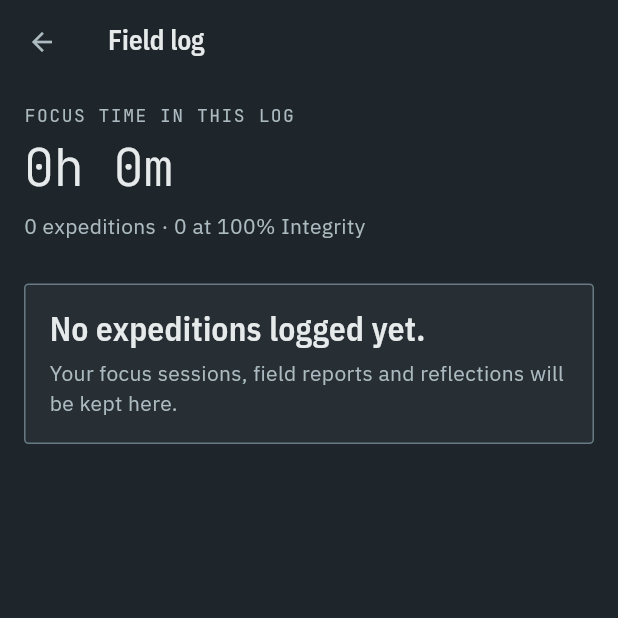
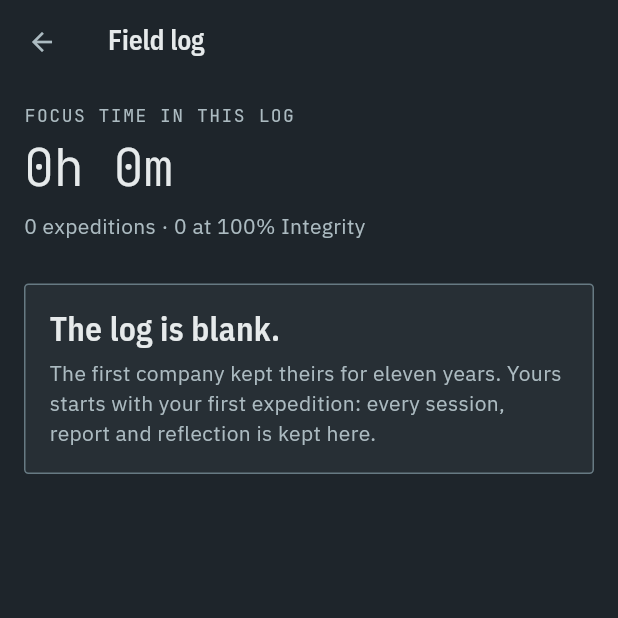
Before and after one commit to beardednotary/telos, a Flutter app: the LogScreen screen opened directly, on a phone screen of 412 x 824 dp, the top half of it. Run offline on Flutter 3.47's test engine with Material 3 defaults, Android fonts, the phone set to English and light mode, and no system bars; our stand-ins replace flutter_local_notifications, package_info_plus, share_plus, shared_preferences, timezone; missing offline and left inert: quick_actions; accounts and stored records are empty.

Commit message:
Give the empty and error states a voice
- The empty field log ties into the first company's story.
- The empty contract board says why it's empty and when orders come.
- A run with no gear reads "Nothing worth carrying back this time."
- A failed dispatch says the squad is still at camp and nothing is lost.

Golden previews regenerated, including the debrief "is wearing it" line
from the previous change.

Co-Authored-By: Claude Opus 5.5 <noreply@anthropic.com>
Claude-Session: https://claude.ai/code/session_0155iTaZ4e42Y8y47gvzwXrB

```diff
--- a/lib/screens/debrief_screen.dart
+++ b/lib/screens/debrief_screen.dart
@@ -566,7 +566,7 @@ class _DebriefScreenState extends State<DebriefScreen>
             credits: r.credits, alloy: r.alloy, intel: r.intel, gains: true),
         if (!r.scraps && r.loot.isEmpty) ...[
           const SizedBox(height: 12),
-          Text('No equipment found this time.', style: T.secondary),
+          Text('Nothing worth carrying back this time.', style: T.secondary),
         ],
       ],
     ));
--- a/lib/screens/dispatch_screen.dart
+++ b/lib/screens/dispatch_screen.dart
@@ -105,8 +105,8 @@ class _DispatchScreenState extends State<DispatchScreen> {
       if (mounted && Navigator.canPop(context)) Navigator.pop(context);
     } catch (_) {
       if (mounted) {
-        setState(
-            () => _error = 'Could not start the expedition. Please try again.');
+        setState(() => _error = 'Could not start the expedition. The squad is '
+            'still at camp, so nothing is lost. Try again.');
       }
     } finally {
       if (mounted) setState(() => _sending = false);
--- a/lib/screens/log_screen.dart
+++ b/lib/screens/log_screen.dart
@@ -79,10 +79,12 @@ class LogScreen extends StatelessWidget {
                             child: Column(
                           crossAxisAlignment: CrossAxisAlignment.start,
                           children: [
-                            Text('No expeditions logged yet.', style: T.title),
+                            Text('The log is blank.', style: T.title),
                             const SizedBox(height: 8),
                             Text(
-                                'Your focus sessions, field reports and reflections will be kept here.',
+                                'The first company kept theirs for eleven years. '
+                                'Yours starts with your first expedition: every '
+                                'session, report and reflection is kept here.',
                                 style: T.secondary),
                           ],
                         )),
--- a/lib/widgets/contract_board.dart
+++ b/lib/widgets/contract_board.dart
@@ -89,7 +89,10 @@ class _ContractBoardPanelState extends State<ContractBoardPanel> {
         Text('Optional goals. No deadlines.', style: T.secondary),
         const SizedBox(height: 24),
         if (c.contracts.isEmpty)
-          Text('No contracts posted.', style: T.secondary),
+          Text(
+              'Nothing on the board yet. Orders get posted once the guild '
+              'has people and places to send them.',
+              style: T.secondary),
         for (final contract in c.contracts) ...[
           CampDisclosure(
             key: Key('contract-${contract.id}'),
```
Also changed, not shown: 8 other files.
